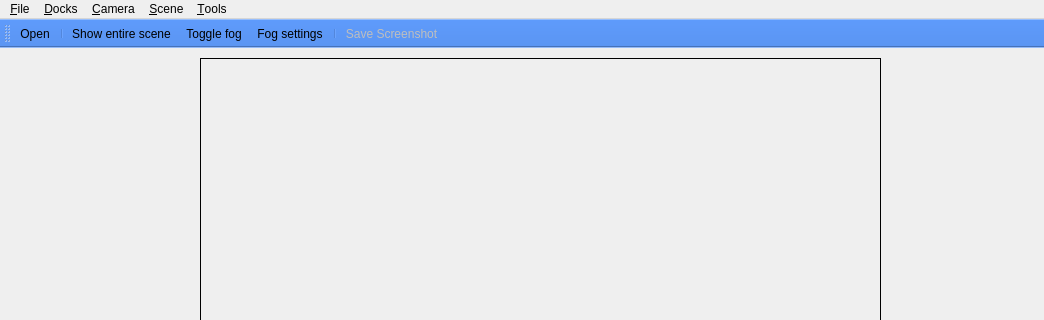
Above: src/qglviewer/ui/MainWindow.ui from uos/lvr2 before the change; both pictures show x 0 to 1044 and y 0 to 320 of the 1044 by 795 pixel window. Below: the same form after it.
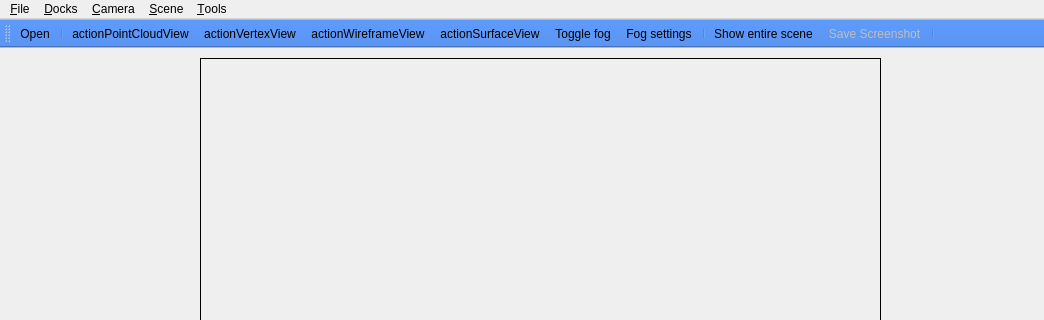
That is the form after the change. Icons and pictures are not drawn.

Commit message: Some new icons for qglviewer

What changed in the file:
```diff
--- a/src/qglviewer/ui/MainWindow.ui
+++ b/src/qglviewer/ui/MainWindow.ui
@@ -604,7 +604,7 @@
     </size>
    </property>
    <property name="toolButtonStyle">
-    <enum>Qt::ToolButtonTextUnderIcon</enum>
+    <enum>Qt::ToolButtonIconOnly</enum>
    </property>
    <attribute name="toolBarArea">
     <enum>TopToolBarArea</enum>
@@ -614,11 +614,16 @@
    </attribute>
    <addaction name="action_Open"/>
    <addaction name="separator"/>
-   <addaction name="actionShow_entire_scene"/>
+   <addaction name="actionActionPointCloudView"/>
+   <addaction name="actionActionVertexView"/>
+   <addaction name="actionActionWireframeView"/>
+   <addaction name="actionActionSurfaceView"/>
    <addaction name="actionToggle_fog"/>
    <addaction name="actionFog_settings"/>
    <addaction name="separator"/>
+   <addaction name="actionShow_entire_scene"/>
    <addaction name="actionSave_Screenshot"/>
+   <addaction name="separator"/>
   </widget>
   <action name="action_Open">
    <property name="icon">
@@ -790,6 +795,54 @@
     <string>Fog settings...</string>
    </property>
   </action>
+  <action name="actionActionWireframeView">
+   <property name="icon">
+    <iconset resource="../res/viewer.qrc">
+     <normaloff>:/qv_wireframe.png</normaloff>:/qv_wireframe.png</iconset>
+   </property>
+   <property name="text">
+    <string>actionWireframeView</string>
+   </property>
+   <property name="toolTip">
+    <string>Render objects in wireframe mode</string>
+   </property>
+  </action>
+  <action name="actionActionVertexView">
+   <property name="icon">
+    <iconset resource="../res/viewer.qrc">
+     <normaloff>:/qv_vertices.png</normaloff>:/qv_vertices.png</iconset>
+   </property>
+   <property name="text">
+    <string>actionVertexView</string>
+   </property>
+   <property name="toolTip">
+    <string>Renders vertices only</string>
+   </property>
+  </action>
+  <action name="actionActionPointCloudView">
+   <property name="icon">
+    <iconset resource="../res/viewer.qrc">
+     <normaloff>:/qv_points.png</normaloff>:/qv_points.png</iconset>
+   </property>
+   <property name="text">
+    <string>actionPointCloudView</string>
+   </property>
+   <property name="toolTip">
+    <string>Renders loaded point clouds only</string>
+   </property>
+  </action>
+  <action name="actionActionSurfaceView">
+   <property name="icon">
+    <iconset resource="../res/viewer.qrc">
+     <normaloff>:/qv_surfaces.png</normaloff>:/qv_surfaces.png</iconset>
+   </property>
+   <property name="text">
+    <string>actionSurfaceView</string>
+   </property>
+   <property name="toolTip">
+    <string>Render surfaces of loded meshes</string>
+   </property>
+  </action>
  </widget>
  <resources>
   <include location="../res/viewer.qrc"/>
```
Left out of the diff: 27 changed lines with no effect on the pictures. The commit also changes 11 other files.
